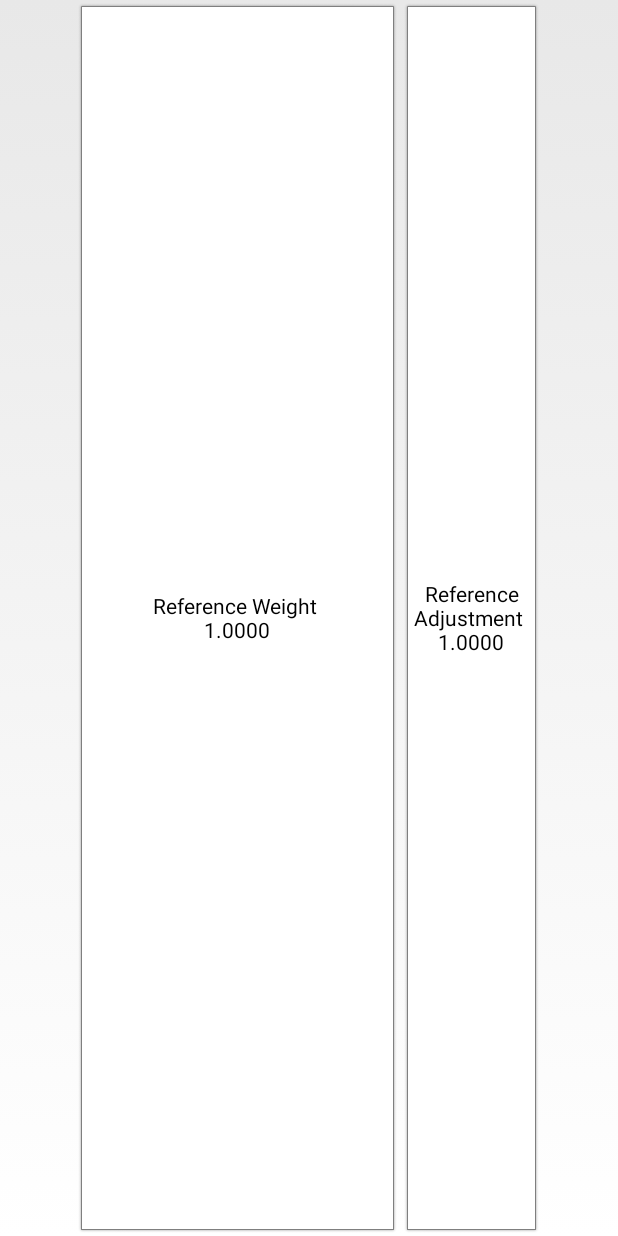
After one commit to mirjalal/android-application-certobalance, an Android app: the fragment ApplicationFragmentSettingsPercentWeighing shown on its own in the app's theme, on a phone screen of 412 x 824 dp. The commit adds this screen. Run offline under Robolectric (Android 15) with nearby library versions, the phone set to English and light mode, and no system bars; libraries missing offline, so code that uses them is left out: org.apache.commons.

Commit message:
fixed Barload, Percent Weighing added

```diff
--- a/certoscale/src/main/java/com/certoclav/certoscale/database/Library.java
+++ b/certoscale/src/main/java/com/certoclav/certoscale/database/Library.java
@@ -23,7 +23,10 @@ public class Library {
 	public static final String FIELD_LIBRARY_SAMPLE_SIZE = "sample_size";
 	public static final String FIELD_LIBRARY_AVERAGE_PIECE_WEIGHT = "apw";
 	public static final String FIELD_LIBRARY_LIMIT_UNDER = "limit_under";
+	public static final String FIELD_LIBRARY_LIMIT_UNDER_PIECES = "limit_under_pieces";
 	public static final String FIELD_LIBRARY_LIMIT_OVER = "limit_over";
+	public static final String FIELD_LIBRARY_LIMIT_OVER_PIECES = "limit_over_pieces";
+	public static final String FIELD_LIBRARY_REFERENCE_WEIGHT= "reference_weight";
 	public static final String FIELD_LIBRARY_LEVEL = "level";
 	public static final String FIELD_LIBRARY_MODE = "mode";
 	public static final String FIELD_LIBRARY_DATE = "date";
@@ -64,7 +67,7 @@ public class Library {
 	private String userEmail;
 
 
-	public Library(String userEmail, int application, String cloudId, int version, String name, double tara, double target, double sampleSize, double averagePieceWeight, double underLimit, double overLimit, double level, int mode, Date date, Boolean isLocal) {
+	public Library(String userEmail, int application, String cloudId, int version, String name, double tara, double target, double sampleSize, double averagePieceWeight, double underLimit, double overLimit,double level, int mode, Date date, Boolean isLocal) {
 		this.userEmail = userEmail;
 		this.application = application;
 		this.cloudId = cloudId;
@@ -75,7 +78,10 @@ public class Library {
 		this.sampleSize = sampleSize;
 		this.averagePieceWeight = averagePieceWeight;
 		this.underLimit = underLimit;
+//		this.underLimitPieces = underLimitPieces;
 		this.overLimit = overLimit;
+//		this.overLimitPieces = overLimitPieces;
+//		this.referenceweight=refweight;
 		this.level = level;
 		this.mode = mode;
 		this.date = date;
@@ -150,6 +156,11 @@ public class Library {
 		return underLimit;
 	}
 
+
+
+
+
+
 	public void setUnderLimit(double underLimit) {
 		this.underLimit = underLimit;
 	}
@@ -157,6 +168,7 @@ public class Library {
 	public double getOverLimit() {
 		return overLimit;
 	}
+
 
 	public void setOverLimit(double overLimit) {
 		this.overLimit = overLimit;
@@ -212,8 +224,13 @@ public class Library {
 	@DatabaseField(columnName = FIELD_LIBRARY_LIMIT_UNDER)
 	private double underLimit;
 
+
 	@DatabaseField(columnName = FIELD_LIBRARY_LIMIT_OVER)
 	private double overLimit;
+
+//	@DatabaseField(columnName = FIELD_LIBRARY_REFERENCE_WEIGHT)
+//	private double referenceweight;
+
 
 	@DatabaseField(columnName = FIELD_LIBRARY_LEVEL)
 	private double level;
--- /dev/null
+++ b/certoscale/src/main/java/com/certoclav/certoscale/menu/ApplicationFragmentSettingsPercentWeighing.java
@@ -0,0 +1,153 @@
+package com.certoclav.certoscale.menu;
+
+import android.app.Dialog;
+import android.os.Bundle;
+import android.support.v4.app.Fragment;
+import android.view.LayoutInflater;
+import android.view.View;
+import android.view.ViewGroup;
+import android.widget.Button;
+import android.widget.EditText;
+import android.widget.LinearLayout;
+import android.widget.TextView;
+
+import com.certoclav.certoscale.R;
+import com.certoclav.certoscale.settings.ItemListFragment.Callbacks;
+import com.certoclav.certoscale.supervisor.ApplicationManager;
+
+
+/**
+ * A list fragment representing a list of Items. This fragment also supports
+ * tablet devices by allowing list items to be given an 'activated' state upon
+ * selection. This helps indicate which item is currently being viewed in a
+ * {@link ItemDetailFragment}.
+ * <p>
+ * Activities containing this fragment MUST implement the {@link Callbacks}
+ * interface.
+ */
+public class ApplicationFragmentSettingsPercentWeighing extends Fragment {
+
+    private LinearLayout containerSettingsButtons = null;
+    private Button buttonReferenceWeight = null;
+    private Button buttonReferenceAdjust = null;
+
+    @Override
+    public View onCreateView(LayoutInflater inflater, ViewGroup container,
+        Bundle savedInstanceState) {
+        View rootView = inflater.inflate(R.layout.menu_application_fragment_settings_percent_weighing,container, false);
+        buttonReferenceWeight =  (Button) rootView.findViewById(R.id.application_settings_percent_weighing_button_reference);
+        buttonReferenceWeight.setOnClickListener(new View.OnClickListener() {
+            @Override
+            public void onClick(View v) {
+                try{
+                    final Dialog dialog = new Dialog(getActivity());
+                    dialog.setContentView(R.layout.dialog_edit_float);
+                    dialog.setTitle("Please enter the reference weight");
+                    ((TextView)dialog.findViewById(R.id.dialog_edit_number_text_unit)).setText("g");
+                    // set the custom dialog components - text, image and button
+
+                    Button dialogButtonNo = (Button) dialog.findViewById(R.id.dialog_edit_number_button_cancel);
+                    dialogButtonNo.setOnClickListener(new View.OnClickListener() {
+
+                        @Override
+                        public void onClick(View v) {
+                            dialog.dismiss();
+                        }
+                    });
+                    Button dialogButton = (Button) dialog.findViewById(R.id.dialog_edit_number_button_ok);
+                    // if button is clicked, close the custom dialog
+                    dialogButton.setOnClickListener(new View.OnClickListener() {
+                        @Override
+                        public void onClick(View v) {
+
+                            ApplicationManager.getInstance().getCurrentLibrary().setUnderLimit(Double.parseDouble( ((EditText)dialog.findViewById(R.id.dialog_edit_number_edittext)).getText().toString()));
+                            dialog.dismiss();
+                            onResume();
+
+
+
+                        }
+                    });
+
+                    dialog.show();
+
+                }
+                catch (Exception e)
+                {
+                    e.printStackTrace();
+                }
+            }
+        });
+
+
+        buttonReferenceAdjust =  (Button) rootView.findViewById(R.id.application_settings_percent_weighing_button_reference_adjustment);
+        buttonReferenceAdjust.setOnClickListener(new View.OnClickListener() {
+            @Override
+            public void onClick(View v) {
+                try{
+                    final Dialog dialog = new Dialog(getActivity());
+                    dialog.setContentView(R.layout.dialog_edit_float);
+                    dialog.setTitle("Please adjust the reference");
+                    ((TextView)dialog.findViewById(R.id.dialog_edit_number_text_unit)).setText("g");
+                    // set the custom dialog components - text, image and button
+
+                    Button dialogButtonNo = (Button) dialog.findViewById(R.id.dialog_edit_number_button_cancel);
+                    dialogButtonNo.setOnClickListener(new View.OnClickListener() {
+
+                        @Override
+                        public void onClick(View v) {
+                            dialog.dismiss();
+                        }
+                    });
+                    Button dialogButton = (Button) dialog.findViewById(R.id.dialog_edit_number_button_ok);
+                    // if button is clicked, close the custom dialog
+                    dialogButton.setOnClickListener(new View.OnClickListener() {
+                        @Override
+                        public void onClick(View v) {
+
+                            ApplicationManager.getInstance().getCurrentLibrary().setUnderLimit(Double.parseDouble( ((EditText)dialog.findViewById(R.id.dialog_edit_number_edittext)).getText().toString()));
+                            dialog.dismiss();
+                            onResume();
+
+
+
+                        }
+                    });
+
+                    dialog.show();
+
+                }
+                catch (Exception e)
+                {
+                    e.printStackTrace();
+                }
+            }
+        });
+
+        return rootView;//inflater.inflate(R.layout.article_view, container, false);
+    }
+
+
+
+
+
+    @Override
+    public void onResume() {
+        buttonReferenceWeight.setText("Reference Weight \n"+ String.format("%.4f",ApplicationManager.getInstance().getCurrentLibrary().getUnderLimit()));
+        buttonReferenceAdjust.setText("Reference Adjustment \n"+ String.format("%.4f",ApplicationManager.getInstance().getCurrentLibrary().getUnderLimit()));
+        super.onResume();
+
+
+
+    }
+
+    @Override
+    public void onPause() {
+        super.onPause();
+
+    }
+
+
+
+
+}
--- a/certoscale/src/main/java/com/certoclav/certoscale/menu/ApplicationFragmentWeight.java
+++ b/certoscale/src/main/java/com/certoclav/certoscale/menu/ApplicationFragmentWeight.java
@@ -111,7 +111,7 @@ public class ApplicationFragmentWeight extends Fragment implements WeightListene
 
         //Update Loading bar
         FrameLayout.LayoutParams params = (FrameLayout.LayoutParams) barload.getLayoutParams();
-        int width = (int) (Scale.getInstance().getWeightInGram()*7.0);
+        int width = (int) (Scale.getInstance().getWeightInGram()*5.81);
         if(width<0){
             width = 0;
         }
@@ -121,7 +121,7 @@ public class ApplicationFragmentWeight extends Fragment implements WeightListene
         params.width = width;
         barload.setLayoutParams(params);
 
-        if(ApplicationManager.getInstance().getSumInGram() > 40){
+        if(ApplicationManager.getInstance().getSumInGram() > 100){
             barload.setBackgroundColor(Color.RED);
 
         }else{
--- a/certoscale/src/main/java/com/certoclav/certoscale/service/ReadAndParseSerialService.java
+++ b/certoscale/src/main/java/com/certoclav/certoscale/service/ReadAndParseSerialService.java
@@ -128,7 +128,7 @@ public class ReadAndParseSerialService implements MessageReceivedListener {
 
 
 
-			value = (Double) (30 + (30.0* Math.sin(((double)counter)*0.02)));
+			value = (Double) (60 + (60.0* Math.sin(((double)counter)*0.02)));
 
 		    handler.sendEmptyMessage(0);
 
--- /dev/null
+++ b/certoscale/src/main/res/layout/menu_application_fragment_settings_percent_weighing.xml
@@ -0,0 +1,47 @@
+<?xml version="1.0" encoding="utf-8"?>
+<!--
+/*
+** Copyright 2010, The Android Open Source Project
+**
+** Licensed under the Apache License, Version 2.0 (the "License");
+** you may not use this file except in compliance with the License.
+** You may obtain a copy of the License at
+**
+**     http://www.apache.org/licenses/LICENSE-2.0
+**
+** Unless required by applicable law or agreed to in writing, software
+** distributed under the License is distributed on an "AS IS" BASIS,
+** WITHOUT WARRANTIES OR CONDITIONS OF ANY KIND, either express or implied.
+** See the License for the specific language governing permissions and
+** limitations under the License.
+*/
+-->
+
+
+<LinearLayout xmlns:android="http://schemas.android.com/apk/res/android"
+    android:layout_below="@+id/application_settings_container"
+    android:layout_width="match_parent"
+    android:layout_marginLeft="50dp"
+    android:layout_marginRight="50dp"
+    android:layout_height="match_parent"
+    android:orientation="horizontal">
+
+
+    <Button
+        android:text="Change reference weight"
+        android:layout_width="wrap_content"
+        android:layout_height="match_parent"
+        android:id="@+id/application_settings_percent_weighing_button_reference"
+        android:background="@drawable/btn_white_shadow_clickable"
+        android:layout_weight="1" />
+
+    <Button
+
+        android:text="Reference Adjustment"
+        android:layout_width="0dp"
+        android:layout_height="match_parent"
+        android:id="@+id/application_settings_percent_weighing_button_reference_adjustment"
+        android:background="@drawable/btn_white_shadow_clickable"
+        android:layout_weight="1" />
+
+</LinearLayout>
--- a/certoscale/src/main/res/xml/preference_parts_counting.xml
+++ b/certoscale/src/main/res/xml/preference_parts_counting.xml
@@ -33,12 +33,6 @@
 	        android:title="Counting Mode"
    		/>
 
-
-     	<ListPreference
-	        android:entries="@array/preferences_counting_statistics"
-	        android:key="preferences_counting_statistics"
-	        android:title="Statistics"
-   		/>
 
 
    </PreferenceCategory>
```
Also changed, not shown: certoscale/src/main/java/com/certoclav/certoscale/menu/ApplicationActivity.java (+12 -2 lines), certoscale/src/main/java/com/certoclav/certoscale/menu/ApplicationFragmentSettingsPartCounting.java (+5 -3 lines), certoscale/src/main/java/com/certoclav/certoscale/menu/ApplicationFragmentTable.java (+50 -2 lines), certoscale/src/main/java/com/certoclav/certoscale/supervisor/ApplicationManager.java (+18 -0 lines), certoscale/src/main/res/xml/preference_percent_weighing.xml (+0 -7 lines), 1 other file.
